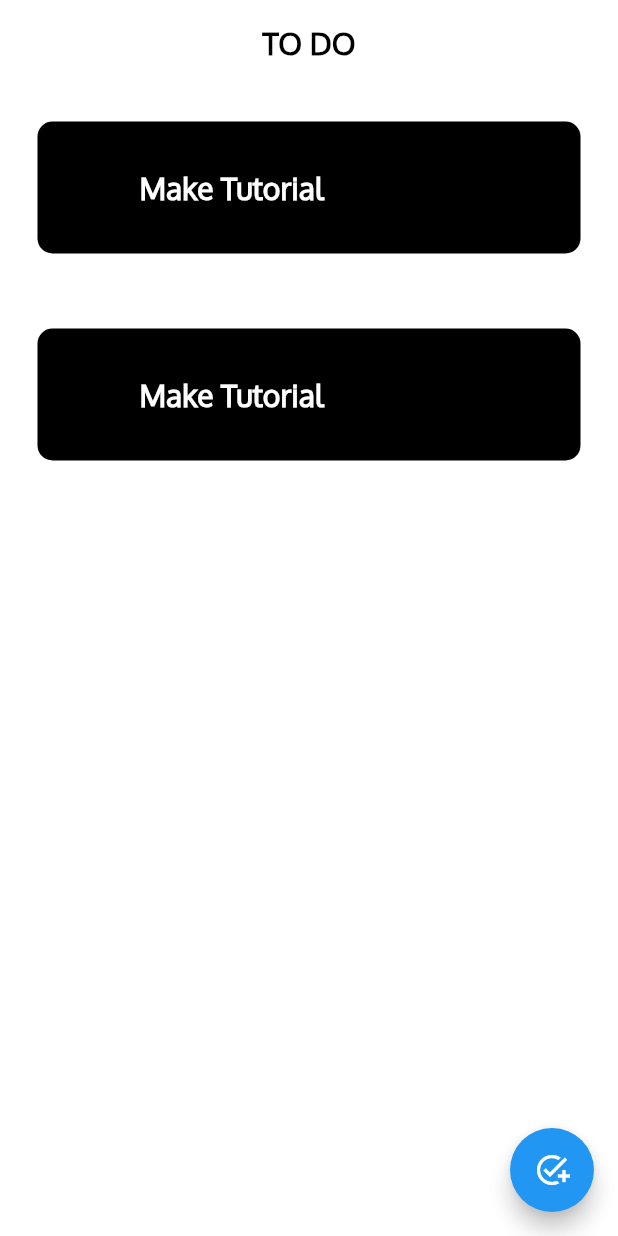
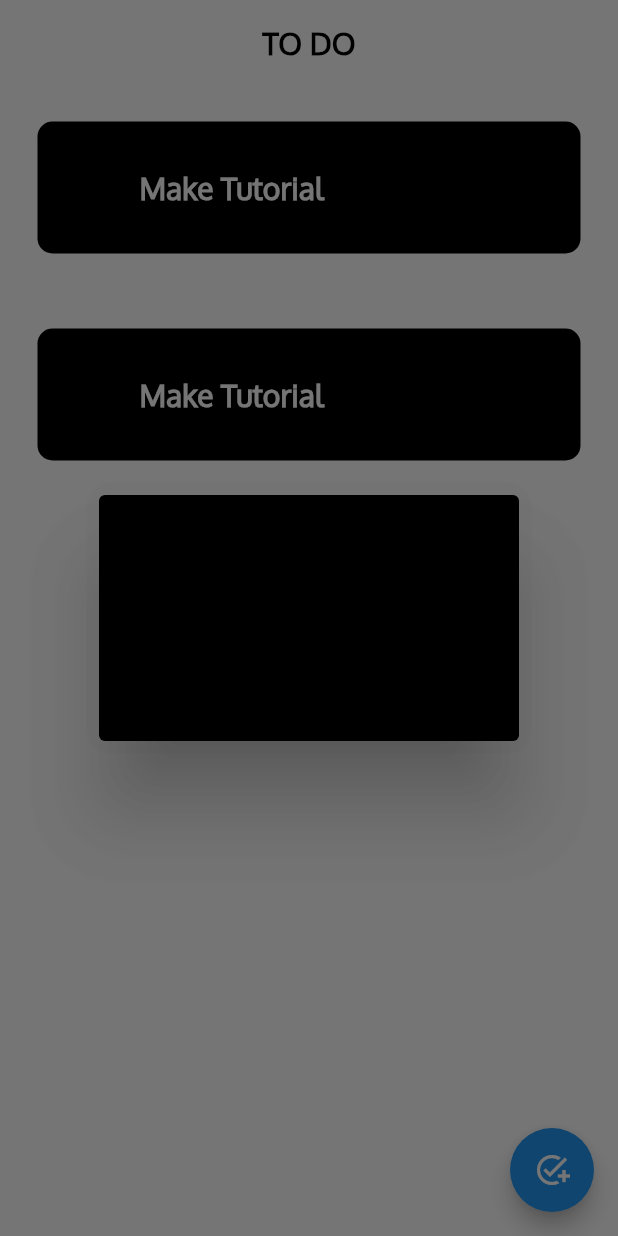
Before and after one commit to Ftgeorge/to_do_list-powered-by-septre, a Flutter app: the screen it shows after launch, after a tap on the "add task" icon, on a phone screen of 412 x 824 dp. Run offline on Flutter 3.47's test engine with Material 2 defaults, Android fonts, the phone set to English and light mode, and no system bars.

```diff
--- /dev/null
+++ b/lib/components/alert_box.dart
@@ -0,0 +1,28 @@
+import 'package:flutter/material.dart';
+
+class DialogBox extends StatelessWidget {
+  const DialogBox({super.key});
+
+  @override
+  Widget build(BuildContext context) {
+    return AlertDialog(
+      backgroundColor: Colors.black,
+      content: Container(
+        height: 120,
+        child: Column(
+          children: [
+            TextField(
+              decoration: InputDecoration(
+                border: OutlineInputBorder(),
+                hintText: "Add new task",
+              ),
+            ),
+            Row(
+              children: [],
+            )
+          ],
+        ),
+      ),
+    );
+  }
+}
--- a/lib/mainscreen.dart
+++ b/lib/mainscreen.dart
@@ -1,4 +1,5 @@
 import 'package:flutter/material.dart';
+import 'package:to_do_list/components/alert_box.dart';
 
 import 'components/todo_tile.dart';
 
@@ -21,6 +22,14 @@ class _MainscreenState extends State<Mainscreen> {
     });
   }
 
+  void addTask() {
+    showDialog(
+        context: context,
+        builder: (context) {
+          return DialogBox();
+        });
+  }
+
   @override
   Widget build(BuildContext context) {
     return Scaffold(
@@ -41,7 +50,7 @@ class _MainscreenState extends State<Mainscreen> {
         elevation: 0,
       ),
       floatingActionButton: FloatingActionButton(
-        onPressed: () {},
+        onPressed: addTask,
         child: const Icon(Icons.add_task_outlined),
       ),
       body: ListView.builder(
```
Also changed, not shown: lib/components/buttons.dart (added, +16 -0 lines).
